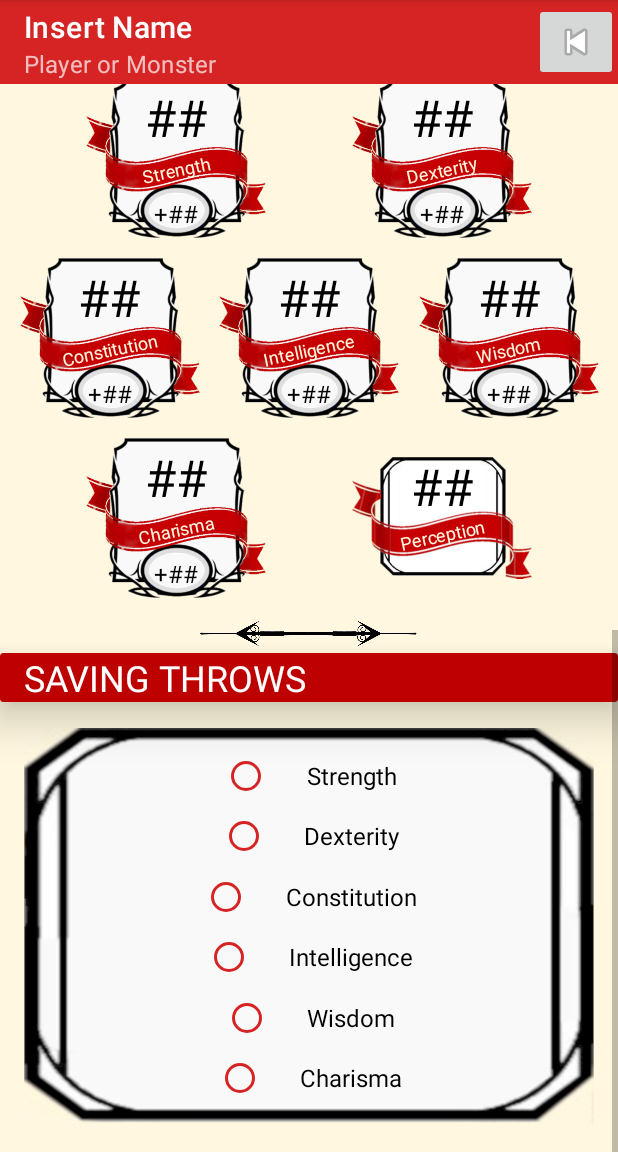
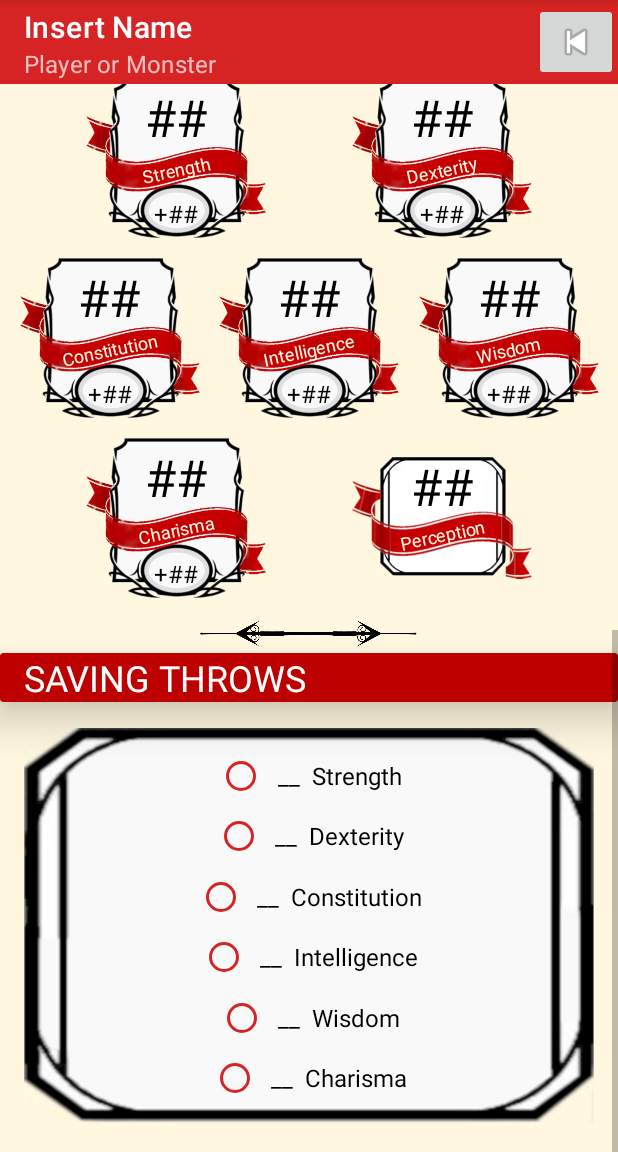
Before and after one commit to shastye/C.Gen, an Android app: the ViewCharacterActivity screen opened directly, with no data from a screen before it, scrolled down 744 dp, on a phone screen of 412 x 824 dp, the part 84-1236 px from its top. Run offline under Robolectric (Android 15) with nearby library versions, the phone set to English and light mode, and no system bars; our stand-ins replace Firebase (no records; nobody signed in at launch, a user with empty details on screens opened directly); 3 statements that could not run were skipped.

Commit message:
Debugged Saving Throws in ViewCharacterActivity.kt

```diff
--- a/app/src/main/res/layout/activity_view_character.xml
+++ b/app/src/main/res/layout/activity_view_character.xml
@@ -1103,7 +1103,7 @@
                     android:layout_height="wrap_content"
                     android:clickable="false"
                     android:gravity="center"
-                    android:text="      Strength"
+                    android:text="  __  Strength"
                     android:textColor="@color/black"
                     android:textSize="16sp"
                     app:buttonTint="@color/accent_red"
@@ -1119,7 +1119,7 @@
                     android:layout_height="wrap_content"
                     android:clickable="false"
                     android:gravity="center"
-                    android:text="      Dexterity"
+                    android:text="  __  Dexterity"
                     android:textColor="@color/black"
                     android:textSize="16sp"
                     app:buttonTint="@color/accent_red"
@@ -1135,7 +1135,7 @@
                     android:layout_height="wrap_content"
                     android:clickable="false"
                     android:gravity="center"
-                    android:text="      Constitution"
+                    android:text="  __  Constitution"
                     android:textColor="@color/black"
                     android:textSize="16sp"
                     app:buttonTint="@color/accent_red"
@@ -1151,7 +1151,7 @@
                     android:layout_height="wrap_content"
                     android:clickable="false"
                     android:gravity="center"
-                    android:text="      Intelligence"
+                    android:text="  __  Intelligence"
                     android:textColor="@color/black"
                     android:textSize="16sp"
                     app:buttonTint="@color/accent_red"
@@ -1167,7 +1167,7 @@
                     android:layout_height="wrap_content"
                     android:clickable="false"
                     android:gravity="center"
-                    android:text="      Wisdom"
+                    android:text="  __  Wisdom"
                     android:textColor="@color/black"
                     android:textSize="16sp"
                     app:buttonTint="@color/accent_red"
@@ -1183,7 +1183,7 @@
                     android:layout_height="wrap_content"
                     android:clickable="false"
                     android:gravity="center"
-                    android:text="      Charisma"
+                    android:text="  __  Charisma"
                     android:textColor="@color/black"
                     android:textSize="16sp"
                     app:buttonTint="@color/accent_red"
```
